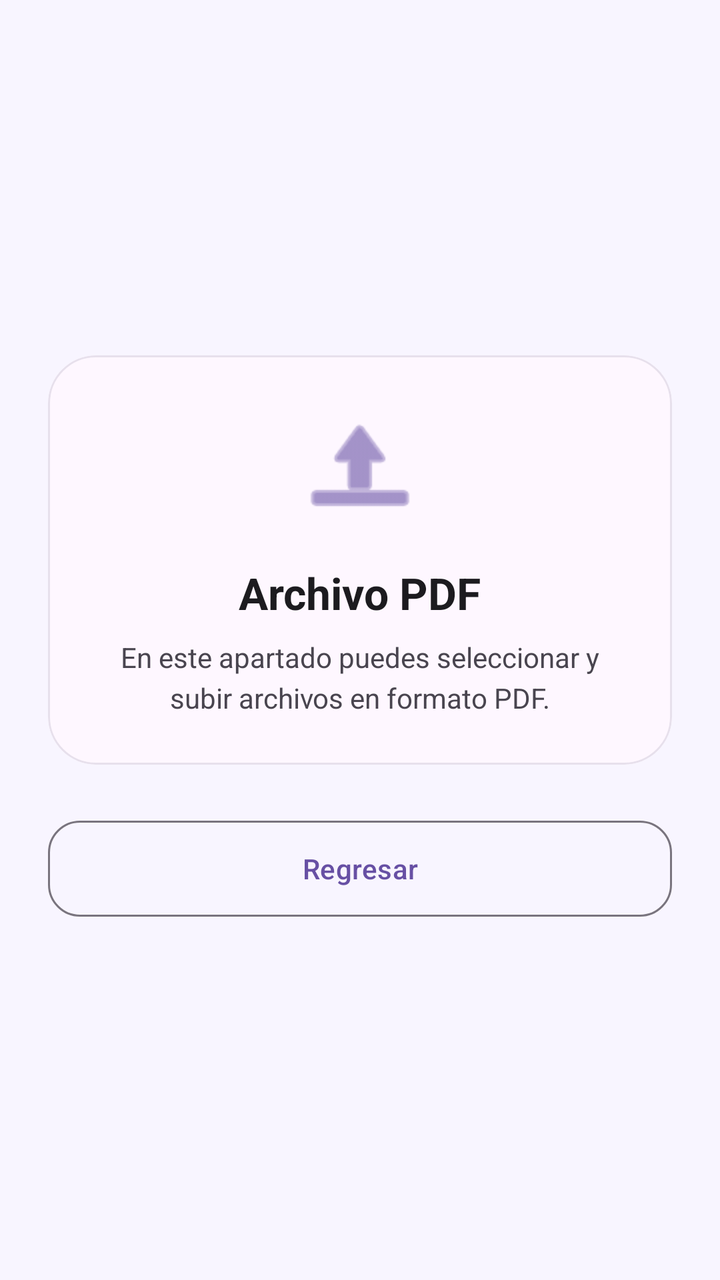
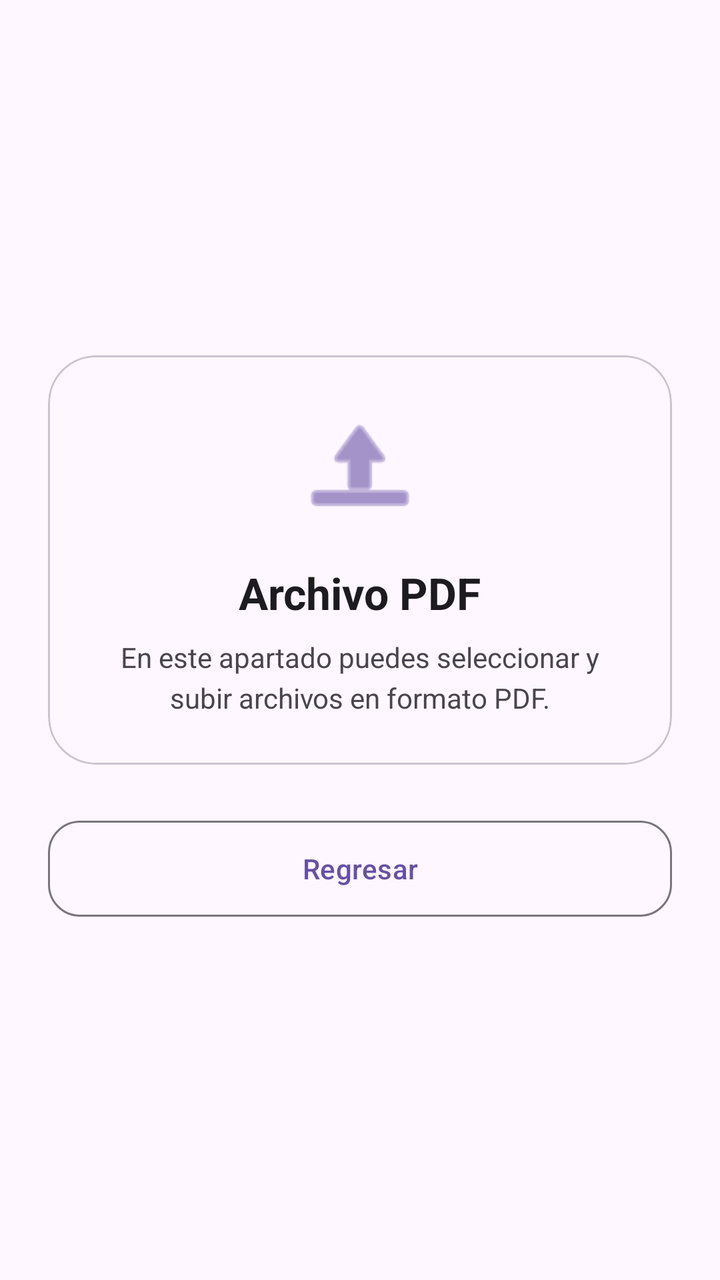

Compare the two renders of this Android layout. The source of the first and the diff that turns it into the second are given below.
<!-- AndroidManifest.xml: application theme Theme.Certificacion -->
<!-- res/layout/archivo_pdf.xml -->
<?xml version="1.0" encoding="utf-8"?>
<androidx.constraintlayout.widget.ConstraintLayout
    xmlns:android="http://schemas.android.com/apk/res/android"
    xmlns:app="http://schemas.android.com/apk/res-auto"
    xmlns:tools="http://schemas.android.com/tools"
    android:layout_width="match_parent"
    android:layout_height="match_parent"
    android:background="#F8F5FF">

    <LinearLayout
        android:layout_width="0dp"
        android:layout_height="0dp"
        android:orientation="vertical"
        android:gravity="center"
        android:padding="24dp"
        app:layout_constraintTop_toTopOf="parent"
        app:layout_constraintBottom_toBottomOf="parent"
        app:layout_constraintStart_toStartOf="parent"
        app:layout_constraintEnd_toEndOf="parent">

        <com.google.android.material.card.MaterialCardView
            android:layout_width="match_parent"
            android:layout_height="wrap_content"
            app:cardCornerRadius="24dp"
            app:cardElevation="0dp"
            app:strokeWidth="1dp"
            app:strokeColor="#E7E0EC">

            <LinearLayout
                android:layout_width="match_parent"
                android:layout_height="wrap_content"
                android:orientation="vertical"
                android:padding="24dp"
                android:gravity="center_horizontal">

                <ImageView
                    android:layout_width="64dp"
                    android:layout_height="64dp"
                    android:layout_marginBottom="16dp"
                    android:src="@android:drawable/ic_menu_upload"
                    app:tint="#6750A4" />

                <TextView
                    android:id="@+id/textView2"
                    android:layout_width="wrap_content"
                    android:layout_height="wrap_content"
                    android:text="Archivo PDF"
                    android:textSize="22sp"
                    android:textStyle="bold"
                    android:textColor="#1C1B1F"
                    android:layout_marginBottom="8dp" />

                <TextView
                    android:layout_width="match_parent"
                    android:layout_height="wrap_content"
                    android:text="En este apartado puedes seleccionar y subir archivos en formato PDF."
                    android:textSize="14sp"
                    android:textColor="#49454F"
                    android:gravity="center"
                    android:lineSpacingExtra="4dp" />

            </LinearLayout>

        </com.google.android.material.card.MaterialCardView>

        <com.google.android.material.button.MaterialButton
            android:id="@+id/Bt_regresar4"
            android:layout_width="match_parent"
            android:layout_height="56dp"
            android:layout_marginTop="24dp"
            android:text="Regresar"
            android:textAllCaps="false"
            app:cornerRadius="16dp"
            style="@style/Widget.Material3.Button.OutlinedButton" />

    </LinearLayout>

</androidx.constraintlayout.widget.ConstraintLayout>
<!-- resources referenced by this layout -->
<resources>
  <style name="Theme.Certificacion" parent="Base.Theme.Certificacion" />
  <style name="Base.Theme.Certificacion" parent="Theme.Material3.DayNight.NoActionBar">
          
          
      </style>
</resources>

<!-- the commit's change to res/layout/archivo_pdf.xml (unified diff, before → after) -->
@@ -5,7 +5,7 @@
     xmlns:tools="http://schemas.android.com/tools"
     android:layout_width="match_parent"
     android:layout_height="match_parent"
-    android:background="#F8F5FF">
+    android:background="?attr/colorSurface">
 
     <LinearLayout
         android:layout_width="0dp"
@@ -24,7 +24,7 @@
             app:cardCornerRadius="24dp"
             app:cardElevation="0dp"
             app:strokeWidth="1dp"
-            app:strokeColor="#E7E0EC">
+            app:strokeColor="?attr/colorOutlineVariant">
 
             <LinearLayout
                 android:layout_width="match_parent"
@@ -38,7 +38,7 @@
                     android:layout_height="64dp"
                     android:layout_marginBottom="16dp"
                     android:src="@android:drawable/ic_menu_upload"
-                    app:tint="#6750A4" />
+                    app:tint="?attr/colorPrimary" />
 
                 <TextView
                     android:id="@+id/textView2"
@@ -47,7 +47,7 @@
                     android:text="Archivo PDF"
                     android:textSize="22sp"
                     android:textStyle="bold"
-                    android:textColor="#1C1B1F"
+                    android:textColor="?attr/colorOnSurface"
                     android:layout_marginBottom="8dp" />
 
                 <TextView
@@ -55,7 +55,7 @@
                     android:layout_height="wrap_content"
                     android:text="En este apartado puedes seleccionar y subir archivos en formato PDF."
                     android:textSize="14sp"
-                    android:textColor="#49454F"
+                    android:textColor="?attr/colorOnSurfaceVariant"
                     android:gravity="center"
                     android:lineSpacingExtra="4dp" />
 
